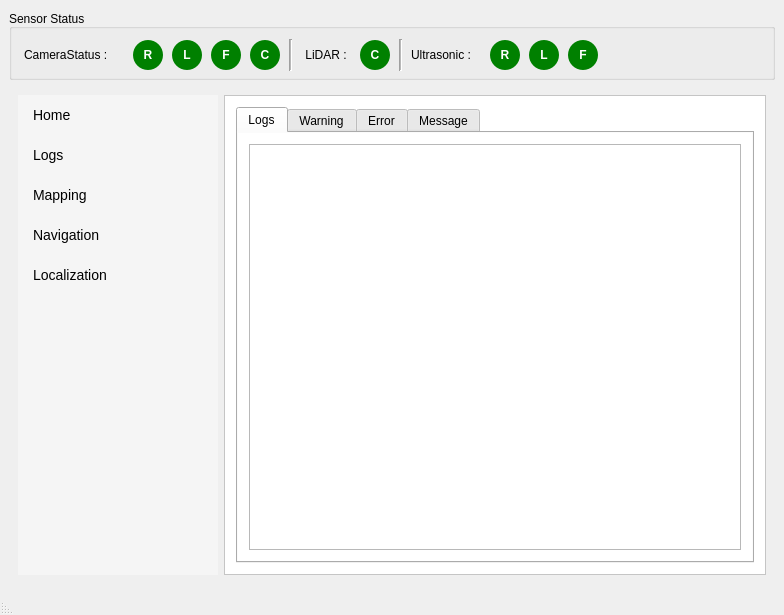
First picture: the form in src/test_tool/src/mainwindow.ui, repository Madhanprince/iris_test_tool, before the edit.
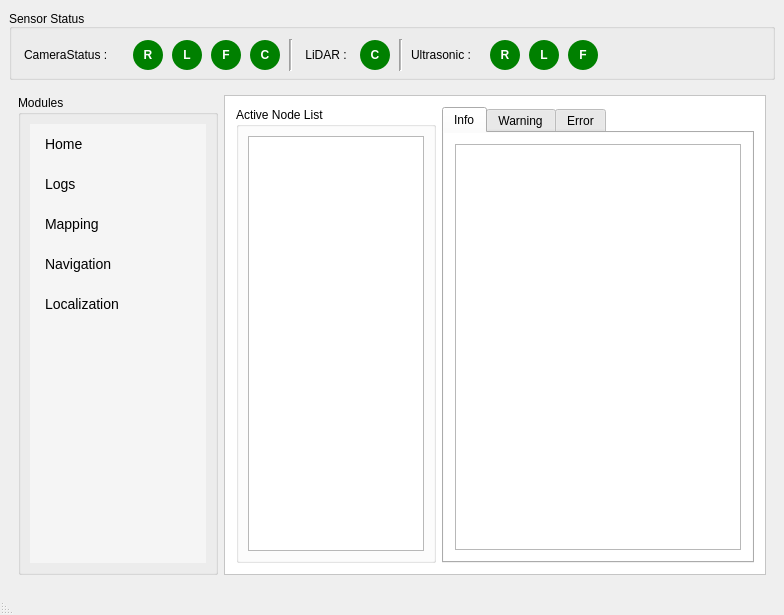
Second picture: the form after the edit.

Diff of the .ui file:
```diff
--- a/src/test_tool/src/mainwindow.ui
+++ b/src/test_tool/src/mainwindow.ui
@@ -427,6 +427,18 @@
       </property>
       <layout class="QHBoxLayout" name="horizontalLayout_2">
        <item>
+        <widget class="QGroupBox" name="modules">
+         <property name="maximumSize">
+          <size>
+           <width>200</width>
+           <height>16777215</height>
+          </size>
+         </property>
+         <property name="title">
+          <string>Modules</string>
+         </property>
+         <layout class="QHBoxLayout" name="horizontalLayout_4">
+          <item>
         <widget class="QListWidget" name="listWidget">
          <property name="maximumSize">
           <size>
@@ -483,6 +495,9 @@
          </item>
         </widget>
        </item>
+         </layout>
+        </widget>
+       </item>
        <item>
         <widget class="QStackedWidget" name="stackedWidget">
          <property name="cursor">
@@ -562,6 +577,24 @@
          </widget>
          <widget class="QWidget" name="Logs">
           <layout class="QHBoxLayout" name="horizontalLayout_3">
+           <item>
+            <widget class="QGroupBox" name="active_node_list">
+             <property name="maximumSize">
+              <size>
+               <width>200</width>
+               <height>16777215</height>
+              </size>
+             </property>
+             <property name="title">
+              <string>Active Node List </string>
+             </property>
+             <layout class="QHBoxLayout" name="horizontalLayout_5">
+              <item>
+               <widget class="QListWidget" name="node_list"/>
+              </item>
+             </layout>
+            </widget>
+           </item>
            <item>
             <widget class="QTabWidget" name="tabWidget">
              <property name="styleSheet">
@@ -575,7 +608,7 @@
              </property>
              <widget class="QWidget" name="Logs_2">
               <attribute name="title">
-               <string>Logs</string>
+               <string>Info</string>
               </attribute>
               <layout class="QVBoxLayout" name="verticalLayout_3">
                <item>
@@ -603,11 +636,6 @@
                </item>
               </layout>
              </widget>
-             <widget class="QWidget" name="Message">
-              <attribute name="title">
-               <string>Message</string>
-              </attribute>
-             </widget>
             </widget>
            </item>
           </layout>
```
Left out of the diff: 8 changed lines with no effect on the pictures. Lines whose indentation alone changed are shown as unchanged.
